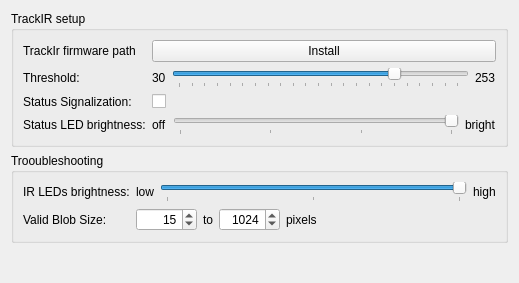
The window that src/qt_gui/tir_setup.ui (mavak/linux-track) describes before a commit, drawn with Qt 5.
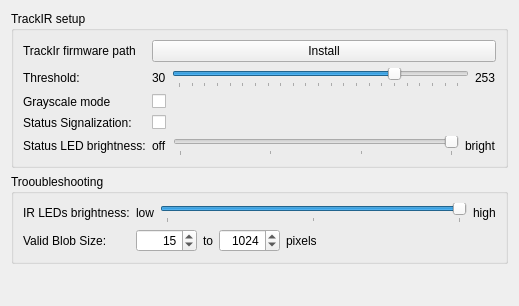
The same window after the commit.

The edit to the form file:
```diff
--- a/src/qt_gui/tir_setup.ui
+++ b/src/qt_gui/tir_setup.ui
@@ -7,7 +7,7 @@
     <x>0</x>
     <y>0</y>
     <width>519</width>
-    <height>283</height>
+    <height>306</height>
    </rect>
   </property>
   <property name="windowTitle">
@@ -90,7 +90,7 @@
           </item>
          </layout>
         </item>
-        <item row="2" column="0">
+        <item row="3" column="0">
          <widget class="QLabel" name="label_47">
           <property name="sizePolicy">
            <sizepolicy hsizetype="Maximum" vsizetype="Preferred">
@@ -103,21 +103,21 @@
           </property>
          </widget>
         </item>
-        <item row="2" column="1">
+        <item row="3" column="1">
          <widget class="QCheckBox" name="TirSignalizeStatus">
           <property name="text">
            <string/>
           </property>
          </widget>
         </item>
-        <item row="3" column="0">
+        <item row="4" column="0">
          <widget class="QLabel" name="StatusBrightLabel">
           <property name="text">
            <string>Status LED brightness:</string>
           </property>
          </widget>
         </item>
-        <item row="3" column="1">
+        <item row="4" column="1">
          <layout class="QHBoxLayout" name="StatusBright">
           <item>
            <widget class="QLabel" name="StatusBrightLabelOff">
@@ -177,6 +177,20 @@
           </property>
          </widget>
         </item>
+        <item row="2" column="0">
+         <widget class="QLabel" name="TirUseGrayscaleLabel">
+          <property name="text">
+           <string>Grayscale mode</string>
+          </property>
+         </widget>
+        </item>
+        <item row="2" column="1">
+         <widget class="QCheckBox" name="TirUseGrayscale">
+          <property name="text">
+           <string/>
+          </property>
+         </widget>
+        </item>
        </layout>
       </item>
      </layout>
```
